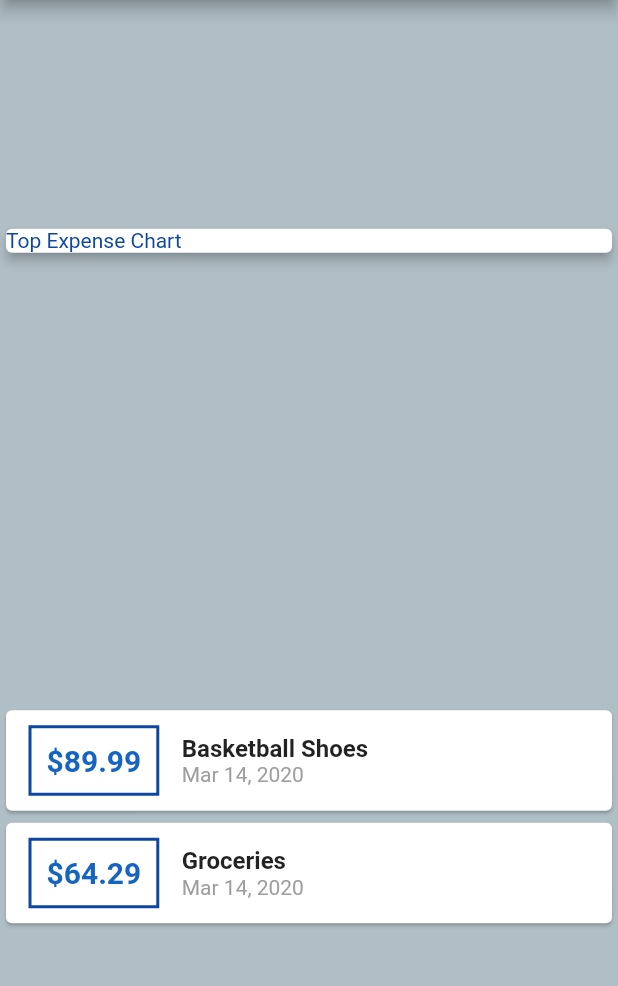
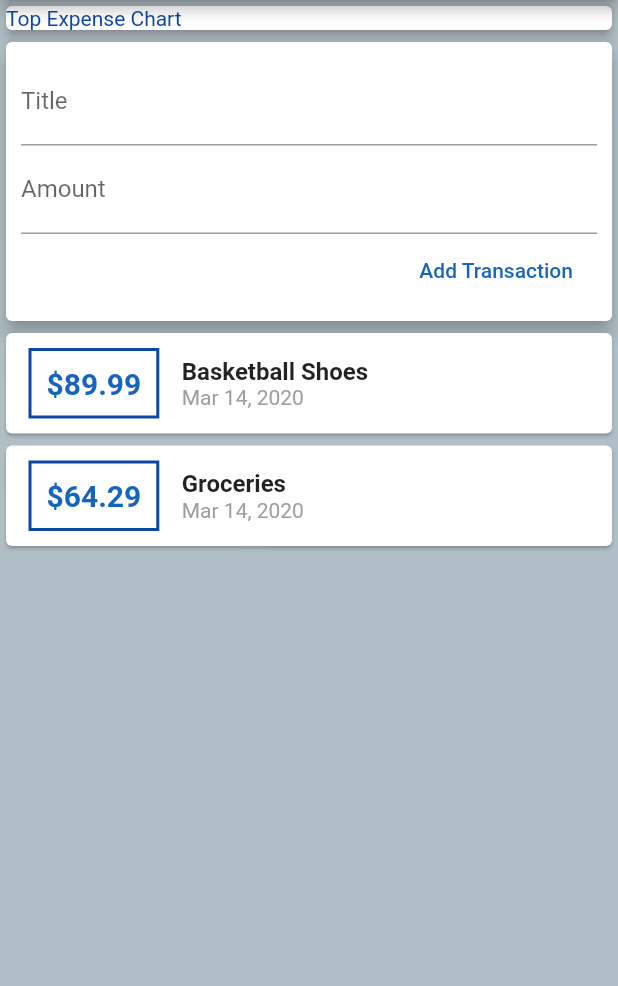
Before and after one commit to MatthewKaplan/weekly-expense-tracker, a Flutter app: the screen it shows after launch, on a phone screen of 412 x 824 dp, the part 84-1070 px from its top. Run offline on Flutter 3.47's test engine with Material 2 defaults, Android fonts, the phone set to English and light mode, and no system bars.

Commit message:
Accept user input for their recent transaction

```diff
--- a/lib/main.dart
+++ b/lib/main.dart
@@ -16,6 +16,9 @@ class MyApp extends StatelessWidget {
 }
 
 class MyHomePage extends StatelessWidget {
+  String titleInput;
+  String amountInput;
+
   final List<Transaction> transactions = [
     Transaction(
       id: '1',
@@ -40,7 +43,6 @@ class MyHomePage extends StatelessWidget {
       body: Container(
         color: Colors.blueGrey[200],
         child: Column(
-          mainAxisAlignment: MainAxisAlignment.spaceAround,
           crossAxisAlignment: CrossAxisAlignment.stretch,
           children: <Widget>[
             Container(
@@ -50,6 +52,30 @@ class MyHomePage extends StatelessWidget {
                 child: Text('Top Expense Chart',
                     style: TextStyle(color: Colors.blue[900])),
                 elevation: 3,
+              ),
+            ),
+            Card(
+              elevation: 5,
+              child: Container(
+                padding: EdgeInsets.all(10),
+                child: Column(
+                  crossAxisAlignment: CrossAxisAlignment.end,
+                  children: <Widget>[
+                    TextField(
+                      decoration: InputDecoration(labelText: 'Title'),
+                      onChanged: (val) => titleInput = val,
+                    ),
+                    TextField(
+                      decoration: InputDecoration(labelText: 'Amount'),
+                      onChanged: (val) => amountInput = val,
+                    ),
+                    FlatButton(
+                      child: Text('Add Transaction'),
+                      textColor: Colors.blue[800],
+                      onPressed: () {},
+                    )
+                  ],
+                ),
               ),
             ),
             Column(
```
